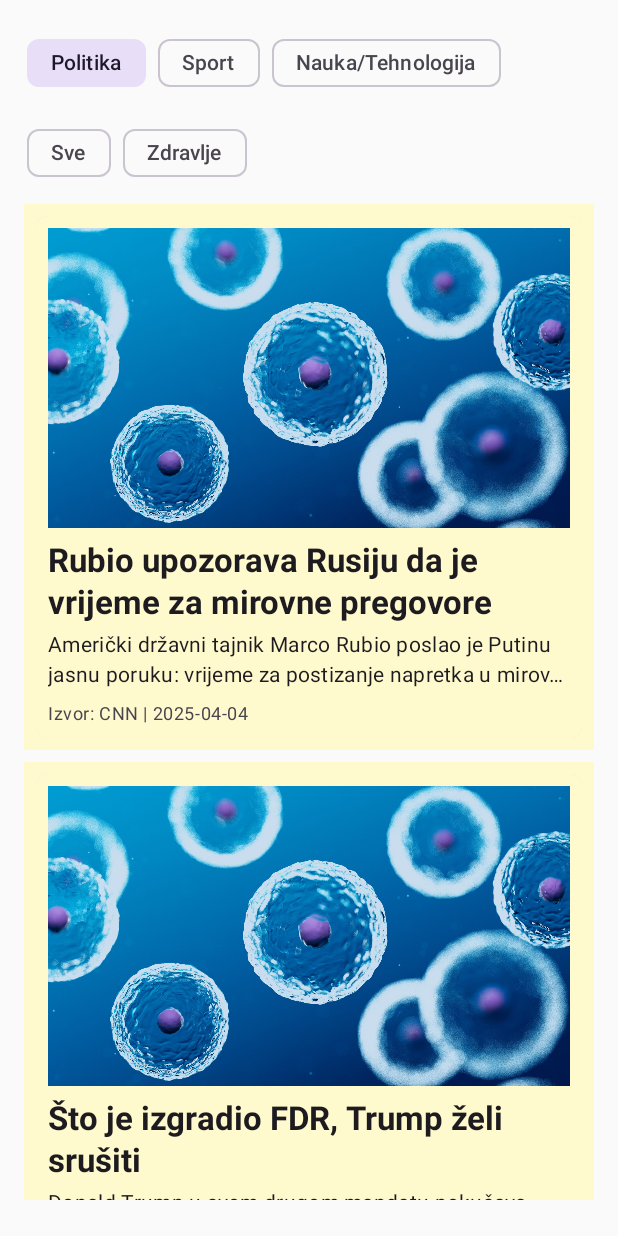
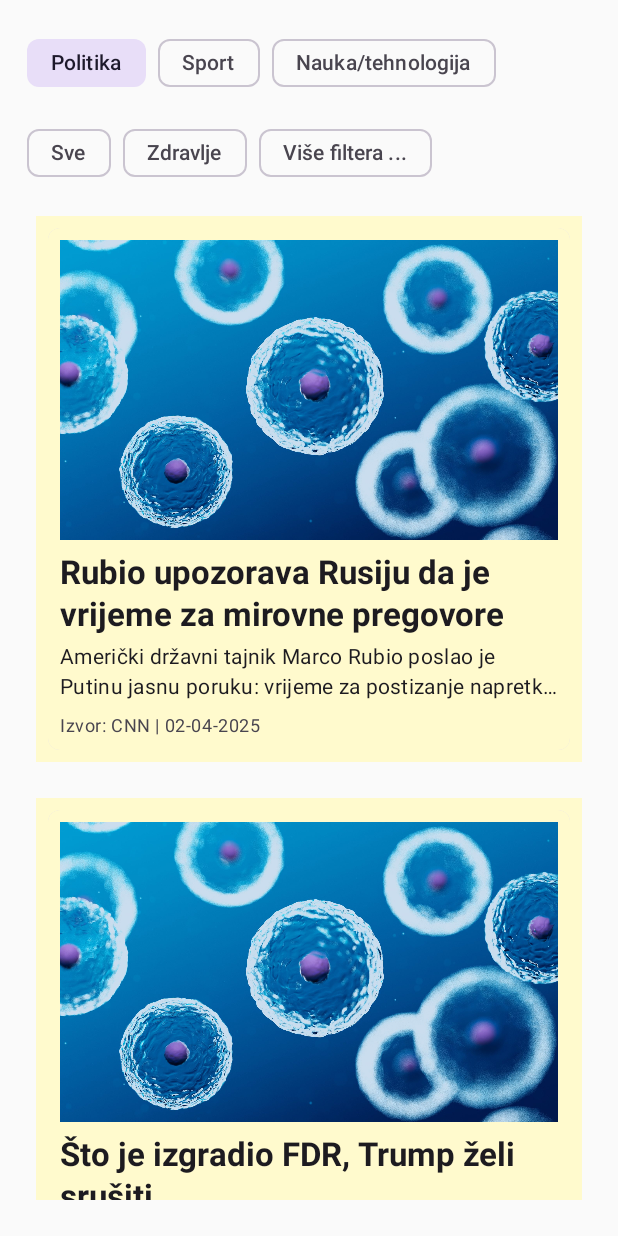
Before and after one commit to rubina-rekic/Newsfeed-Android-App, an Android app built with Jetpack Compose: the screen it shows after launch (MainActivity), after a tap on "Politika", on a phone screen of 412 x 824 dp. Run offline under Robolectric (Android 15) with nearby library versions, the phone set to English and light mode, and no system bars; 1 other tap on this screen came first.

Commit message:
Spirala2-pocetni

```diff
--- a/app/build.gradle.kts
+++ b/app/build.gradle.kts
@@ -59,4 +59,8 @@ dependencies {
     implementation(libs.coil.compose)
     androidTestImplementation("org.jetbrains.kotlin:kotlin-test-junit")
     testImplementation(kotlin("test"))
+    implementation ("androidx.navigation:navigation-compose:2.7.3")
+
+    implementation("androidx.compose.material3:material3:1.2.1")
+
 }
--- a/app/src/main/java/etf/ri/rma/newsfeedapp/MainActivity.kt
+++ b/app/src/main/java/etf/ri/rma/newsfeedapp/MainActivity.kt
@@ -7,17 +7,33 @@ import androidx.compose.foundation.isSystemInDarkTheme
 import androidx.compose.material3.MaterialTheme
 import androidx.compose.material3.darkColorScheme
 import androidx.compose.material3.lightColorScheme
+import androidx.navigation.NavHostController
+import androidx.navigation.compose.NavHost
+import androidx.navigation.compose.composable
+import androidx.navigation.compose.rememberNavController
+import etf.ri.rma.newsfeedapp.screen.NewsDetailsScreen
 import etf.ri.rma.newsfeedapp.screen.NewsFeedScreen
-
 
 class MainActivity : ComponentActivity() {
     override fun onCreate(savedInstanceState: Bundle?) {
         super.onCreate(savedInstanceState)
         setContent {
+            val navController: NavHostController = rememberNavController()
             MaterialTheme(
                 colorScheme = if (isSystemInDarkTheme()) darkColorScheme() else lightColorScheme()
             ) {
-                NewsFeedScreen()
+                NavHost(
+                    navController = navController,
+                    startDestination = "news_feed"
+                ) {
+                    composable("news_feed") {
+                        NewsFeedScreen(navController = navController)
+                    }
+                    composable("details/{newsId}") { backStackEntry ->
+                        val newsId = backStackEntry.arguments?.getString("newsId") ?: ""
+                        NewsDetailsScreen(navController = navController, newsId = newsId)
+                    }
+                }
             }
         }
     }
--- a/app/src/main/java/etf/ri/rma/newsfeedapp/data/NewsData.kt
+++ b/app/src/main/java/etf/ri/rma/newsfeedapp/data/NewsData.kt
@@ -12,7 +12,7 @@ object NewsData {
                 category = "Nauka/tehnologija",
                 isFeatured = false,
                 source = "SciTechDailyyy",
-                publishedDate = "2025-04-02"
+                publishedDate = "02-04-2025"
             ),
             NewsItem(
                 id = "2",
@@ -22,7 +22,7 @@ object NewsData {
                 category = "Nauka/tehnologija",
                 isFeatured = false,
                 source = "SciTechDaily",
-                publishedDate = "2025-04-04"
+                publishedDate = "04-04-2025"
             ),
             NewsItem(
                 id = "3",
@@ -32,7 +32,7 @@ object NewsData {
                 category = "Nauka/tehnologija",
                 isFeatured = false,
                 source = "Nezavisne novine",
-                publishedDate = "2025-04-01"
+                publishedDate ="01-04-2025"
             ),
             NewsItem(
                 id = "4",
@@ -42,7 +42,7 @@ object NewsData {
                 category = "Nauka/tehnologija",
                 isFeatured = true,
                 source = "SciTechDaily",
-                publishedDate = "2025-03-29"
+                publishedDate = "05-03-2025"
             ),
             NewsItem(
                 id = "5",
@@ -52,7 +52,7 @@ object NewsData {
                 category = "Sport",
                 isFeatured = true,
                 source = "BBCC",
-                publishedDate = "2025-04-05"
+                publishedDate = "05-04-2025"
             ),
             NewsItem(
                 id = "6",
@@ -62,7 +62,7 @@ object NewsData {
                 category = "Sport",
                 isFeatured = true,
                 source = "BBC",
-                publishedDate = "2025-03-20"
+                publishedDate = "20-03-2025"
             ),
             NewsItem(
                 id = "7",
@@ -72,7 +72,7 @@ object NewsData {
                 category = "Nauka/tehnologija",
                 isFeatured = true,
                 source = "SciTechDaily",
-                publishedDate = "2025-04-04"
+                publishedDate = "02-04-2025"
             ),
             NewsItem(
                 id = "8",
@@ -82,7 +82,7 @@ object NewsData {
                 category = "Sport",
                 isFeatured = true,
                 source = "BBC",
-                publishedDate = "2025-03-28"
+                publishedDate = "28-04-2025"
             ),
             NewsItem(
                 id = "9",
@@ -92,7 +92,7 @@ object NewsData {
                 category = "Politika",
                 isFeatured = true,
                 source = "CNN",
-                publishedDate = "2025-04-04"
+                publishedDate = "02-04-2025"
             ),
             NewsItem(
                 id = "10",
@@ -102,7 +102,7 @@ object NewsData {
                 category = "Politika",
                 isFeatured = true,
                 source = "CNNN",
-                publishedDate = "2025-04-05"
+                publishedDate = "07-04-2025"
             ),
             NewsItem(
                 id = "11",
@@ -112,7 +112,7 @@ object NewsData {
                 category = "Nauka/tehnologija",
                 isFeatured = true,
                 source = "SciTechDaily",
-                publishedDate = "2025-03-18"
+                publishedDate = "12-04-2025"
             ),
             NewsItem(
                 id = "12",
@@ -122,7 +122,7 @@ object NewsData {
                 category = "Sport",
                 isFeatured = true,
                 source = "Chess.com",
-                publishedDate = "2025-04-08"
+                publishedDate = "02-04-2025"
             ),
             NewsItem(
                 id = "13",
@@ -132,7 +132,7 @@ object NewsData {
                 category = "Sport",
                 isFeatured = false,
                 source = "Al Jazeera",
-                publishedDate = "2025-04-04"
+                publishedDate = "18-04-2025"
             ),
             NewsItem(
                 id = "14",
@@ -142,7 +142,7 @@ object NewsData {
                 category = "Politika",
                 isFeatured = true,
                 source = "N1 BiH",
-                publishedDate = "2025-04-05"
+                publishedDate = "02-04-2025"
             ),
             NewsItem(
                 id = "15",
@@ -152,7 +152,7 @@ object NewsData {
                 category = "Sport",
                 isFeatured = false,
                 source = "BBC",
-                publishedDate = "2025-04-07"
+                publishedDate = "02-03-2025"
             ),
             NewsItem(
                 id = "16",
@@ -162,7 +162,7 @@ object NewsData {
                 category = "Politika",
                 isFeatured = false,
                 source = "Index.hr",
-                publishedDate = "2025-04-05"
+                publishedDate = "08-04-2025"
             ),
             NewsItem(
                 id = "17",
@@ -172,7 +172,7 @@ object NewsData {
                 category = "Nauka/tehnologija",
                 isFeatured = true,
                 source = "Indexx.hr",
-                publishedDate = "2025-04-04"
+                publishedDate = "02-04-2025"
             ),
             NewsItem(
                 id = "18",
@@ -182,7 +182,7 @@ object NewsData {
                 category = "Nauka/tehnologija",
                 isFeatured = true,
                 source = "Indeex.hr",
-                publishedDate = "2025-03-29"
+                publishedDate = "29-03-2025"
             ),
             NewsItem(
                 id = "19",
@@ -192,7 +192,7 @@ object NewsData {
                 category = "Nauka/tehnologija",
                 isFeatured = true,
                 source = "SciTechDaily",
-                publishedDate = "2025-03-26"
+                publishedDate = "26-03-2025"
             ),
             NewsItem(
                 id = "20",
@@ -202,7 +202,7 @@ object NewsData {
                 category = "Politika",
                 isFeatured = true,
                 source = "Index.hr",
-                publishedDate = "2025-04-05"
+                publishedDate = "02-04-2025"
             )
 
         )
--- a/app/src/main/java/etf/ri/rma/newsfeedapp/screen/FeaturedNewsCard.kt
+++ b/app/src/main/java/etf/ri/rma/newsfeedapp/screen/FeaturedNewsCard.kt
@@ -4,6 +4,7 @@ import android.R.attr.background
 import android.R.id.background
 import androidx.compose.foundation.Image
 import androidx.compose.foundation.background
+import androidx.compose.foundation.clickable
 import androidx.compose.foundation.layout.*
 import androidx.compose.foundation.shape.RoundedCornerShape
 import androidx.compose.material3.*
@@ -19,8 +20,13 @@ import androidx.compose.ui.text.font.FontWeight
 import androidx.compose.ui.res.painterResource
 import etf.ri.rma.newsfeedapp.R
 @Composable
-fun FeaturedNewsCard(item: NewsItem) {
-
+fun FeaturedNewsCard(item: NewsItem, onClick: () -> Unit) {
+    Box(
+        modifier = Modifier
+            .fillMaxWidth()
+            .clickable { onClick() }
+            .padding(8.dp)
+    ) {
     Card(
 
         modifier = Modifier.background(color = Color(0xFFFFFACD))
@@ -67,5 +73,5 @@ fun FeaturedNewsCard(item: NewsItem) {
                 color = MaterialTheme.colorScheme.onSurfaceVariant
             )
         }
-    }
+    }}
 }
--- a/app/src/main/java/etf/ri/rma/newsfeedapp/screen/FilterSection.kt
+++ b/app/src/main/java/etf/ri/rma/newsfeedapp/screen/FilterSection.kt
@@ -1,19 +1,20 @@
 package etf.ri.rma.newsfeedapp.screen
 
-import androidx.compose.foundation.background
 import androidx.compose.foundation.layout.*
 import androidx.compose.material3.*
 import androidx.compose.runtime.Composable
 import androidx.compose.ui.Alignment
 import androidx.compose.ui.Modifier
-import androidx.compose.ui.graphics.Color
 import androidx.compose.ui.platform.testTag
 import androidx.compose.ui.unit.dp
 
 @Composable
-fun FilterSection(selectedCategory: String, onCategorySelected: (String) -> Unit) {
+fun FilterSection(
+    selectedCategory: String,
+    onCategorySelected: (String) -> Unit,
+    onMoreFiltersClicked: () -> Unit
+) {
     Column(modifier = Modifier.fillMaxWidth()) {
-
         Row(
             modifier = Modifier.fillMaxWidth(),
             horizontalArrangement = Arrangement.spacedBy(4.dp),
@@ -21,7 +22,7 @@ fun FilterSection(selectedCategory: String, onCategorySelected: (String) -> Unit
         ) {
             FilterChip(
                 selected = selectedCategory == "Politika",
-                onClick = { if (selectedCategory != "Politika") onCategorySelected("Politika")},
+                onClick = { if (selectedCategory != "Politika") onCategorySelected("Politika") },
                 label = { Text("Politika") },
                 modifier = Modifier.padding(2.dp).testTag("filter_chip_pol")
             )
@@ -36,7 +37,7 @@ fun FilterSection(selectedCategory: String, onCategorySelected: (String) -> Unit
             FilterChip(
                 selected = selectedCategory == "Nauka/tehnologija",
                 onClick = { if (selectedCategory != "Nauka/tehnologija") onCategorySelected("Nauka/tehnologija") },
-                label = { Text("Nauka/Tehnologija") },
+                label = { Text("Nauka/tehnologija") },
                 modifier = Modifier.padding(2.dp).testTag("filter_chip_sci")
             )
         }
@@ -61,6 +62,13 @@ fun FilterSection(selectedCategory: String, onCategorySelected: (String) -> Unit
                 label = { Text("Zdravlje") },
                 modifier = Modifier.padding(2.dp)
             )
+
+            FilterChip(
+                selected = false,
+                onClick = { onMoreFiltersClicked() },
+                label = { Text("Više filtera ...") },
+                modifier = Modifier.padding(2.dp).testTag("filter_chip_more")
+            )
         }
     }
 }
--- a/app/src/main/java/etf/ri/rma/newsfeedapp/screen/NewsFeedScreen.kt
+++ b/app/src/main/java/etf/ri/rma/newsfeedapp/screen/NewsFeedScreen.kt
@@ -1,35 +1,93 @@
 package etf.ri.rma.newsfeedapp.screen
+
+import android.util.Log
 import androidx.compose.foundation.layout.*
 import androidx.compose.foundation.lazy.rememberLazyListState
 import androidx.compose.runtime.*
 import androidx.compose.ui.Modifier
-import androidx.compose.ui.graphics.Color
 import androidx.compose.ui.unit.dp
+import androidx.navigation.NavController
 import etf.ri.rma.newsfeedapp.data.NewsData
+import java.text.SimpleDateFormat
+import java.util.*
+import kotlin.compareTo
+import kotlin.text.category
 
 @Composable
-fun NewsFeedScreen() {
+fun NewsFeedScreen(navController: NavController?=null) {
+    var showFilterScreen by remember { mutableStateOf(false) }
+    var selectedCategory by remember { mutableStateOf("Sve") }
+    var dateRange by remember { mutableStateOf<Pair<String?, String?>>(null to null) }
+    var unwantedWordsByCategory by remember { mutableStateOf(mapOf<String, List<String>>()) }
+
+    val listState = rememberLazyListState()
+    LaunchedEffect(selectedCategory) {
+        if (selectedCategory == "Sve") {
+            listState.animateScrollToItem(0)
+        }
+    }
     val allNews = NewsData.getAllNews()
-    val backgroundColor =Color(0xFFD3D3D3);
-    if (allNews.isEmpty()) {
-        MessageCard(message = "Nema dostupnih vijesti!")
+    val dateFormatter = remember { SimpleDateFormat("dd-MM-yyyy", Locale.getDefault()) }
+
+    val currentUnwantedWords = unwantedWordsByCategory[selectedCategory].orEmpty()
+
+    val filteredNews = allNews.filter { news ->
+        val newsDate = try {
+            dateFormatter.parse(news.publishedDate)
+        } catch (e: Exception) {
+            null
+        }
+        val startDate = dateRange.first?.let { dateFormatter.parse(it) }
+        val endDate = dateRange.second?.let { dateFormatter.parse(it) }
+
+        val isInCategory = selectedCategory == "Sve" || news.category.equals(selectedCategory, ignoreCase = true)
+        val isInDateRange = if (startDate != null && endDate != null && newsDate != null) {
+            compareDates(newsDate, startDate) >= 0 && compareDates(newsDate, endDate) <= 0
+        } else true
+
+        val passesUnwantedWordFilter = if (selectedCategory != "Sve") {
+            currentUnwantedWords.none { word -> news.title.contains(word, ignoreCase = true) }
+        } else true
+
+        isInCategory && isInDateRange && passesUnwantedWordFilter
+    }
+
+    if (showFilterScreen) {
+        FilterScreen(
+            selectedCategory = selectedCategory,
+            dateRange = dateRange,
+            unwantedWordsByCategory = unwantedWordsByCategory,
+            onApplyFilters = { selectedCat, range, wordsMap ->
+                selectedCategory = selectedCat
+                dateRange = range
+                unwantedWordsByCategory = wordsMap
+                showFilterScreen = false
+            },
+            onBackPressed = { showFilterScreen = false }
+        )
     } else {
+        Column(
+            modifier = Modifier
+                .fillMaxSize()
+                .padding(16.dp)
+        ) {
+            FilterSection(
+                selectedCategory = selectedCategory,
+                onCategorySelected = { selectedCategory = it },
+                onMoreFiltersClicked = { showFilterScreen = true }
+            )
+            NewsList(
+                newsItems = filteredNews,
+                selectedCategory = selectedCategory,
+                listState = listState,
+                onNewsClick = { newsId -> navController?.navigate("details/$newsId") }
 
-        var selectedCategory by remember { mutableStateOf("Sve") }
-        val filteredNews = if (selectedCategory == "Sve") {
-            allNews
-        } else {
-            allNews.filter { it.category == selectedCategory }
-        }
-
-        val listState = rememberLazyListState()
-        LaunchedEffect(selectedCategory) {
-            listState.scrollToItem(0)
-        }
-
-        Column(modifier = Modifier.fillMaxSize().padding(16.dp)) {
-            FilterSection(selectedCategory = selectedCategory, onCategorySelected = { selectedCategory = it })
-            NewsList(newsItems = filteredNews, selectedCategory = selectedCategory, listState = listState)
+            )
         }
     }
 }
+
+
+fun compareDates(date1: Date, date2: Date): Int {
+    return date1.compareTo(date2)
+}
--- a/app/src/main/java/etf/ri/rma/newsfeedapp/screen/NewsList.kt
+++ b/app/src/main/java/etf/ri/rma/newsfeedapp/screen/NewsList.kt
@@ -13,7 +13,8 @@ import androidx.compose.ui.unit.dp
 fun NewsList(
     newsItems: List<NewsItem>,
     selectedCategory: String,
-    listState: LazyListState
+    listState: LazyListState,
+    onNewsClick: (String) -> Unit
 ) {
     if (newsItems.isEmpty()) {
         MessageCard(message = "Nema dostupnih vijesti u kategoriji \"$selectedCategory\"")
@@ -28,9 +29,9 @@ fun NewsList(
         ) {
             items(newsItems, key = { it.id }) { item ->
                 if (item.isFeatured) {
-                    FeaturedNewsCard(item = item)
+                    FeaturedNewsCard(item = item, onClick = { onNewsClick(item.id) })
                 } else {
-                    StandardNewsCard(item = item)
+                    StandardNewsCard(item = item, onClick = { onNewsClick(item.id) })
                 }
             }
         }
--- a/app/src/main/java/etf/ri/rma/newsfeedapp/screen/StandardNewsCard.kt
+++ b/app/src/main/java/etf/ri/rma/newsfeedapp/screen/StandardNewsCard.kt
@@ -2,6 +2,7 @@ package etf.ri.rma.newsfeedapp.screen
 
 import androidx.compose.foundation.Image
 import androidx.compose.foundation.background
+import androidx.compose.foundation.clickable
 import androidx.compose.foundation.layout.*
 import androidx.compose.foundation.shape.RoundedCornerShape
 import androidx.compose.material3.*
@@ -19,7 +20,13 @@ import androidx.compose.ui.res.painterResource
 import etf.ri.rma.newsfeedapp.R
 
 @Composable
-fun StandardNewsCard(item: NewsItem) {
+fun StandardNewsCard(item: NewsItem,onClick: () -> Unit) {
+    Box(
+        modifier = Modifier
+            .fillMaxWidth()
+            .clickable { onClick() }
+            .padding(8.dp)
+    ) {
     val backgroundColor = when (item.category) {
         "Sport" -> Color(0xFFADD8E6)
         "Nauka/tehnologija" -> Color(0xFF90EE90)
@@ -67,4 +74,4 @@ fun StandardNewsCard(item: NewsItem) {
             }
         }
     }
-}
+}}
```
Also changed, not shown: app/src/main/java/etf/ri/rma/newsfeedapp/screen/FilterScreen.kt (added, +192 -0 lines), app/src/main/java/etf/ri/rma/newsfeedapp/screen/NewsDetailsScreen.kt (added, +87 -0 lines), 1 other file.
